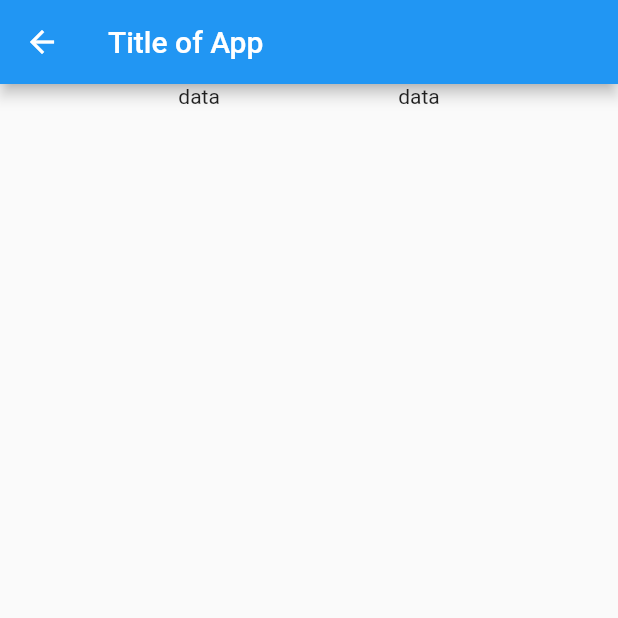
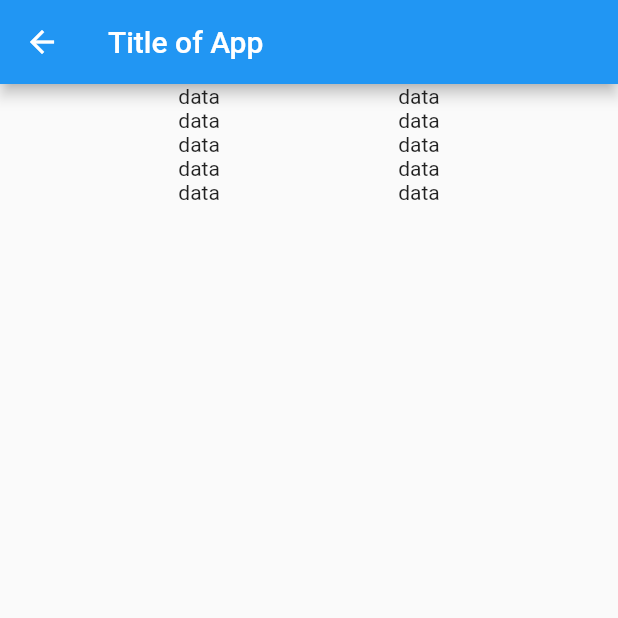
Before and after one commit to AidenDudley/OusseynouHelp, a Flutter app: the TestForm screen opened directly, on a phone screen of 412 x 824 dp, the top half of it. Run offline on Flutter 3.47's test engine with Material 2 defaults, Android fonts, the phone set to English and light mode, and no system bars.

Commit message:
third commit

```diff
--- a/lib/form.dart
+++ b/lib/form.dart
@@ -12,12 +12,24 @@ class TestForm extends StatelessWidget {
           children: [
             SizedBox(
               child: Column(
-                children: <Widget>[Text('data')],
+                children: <Widget>[
+                  Text('data'),
+                  Text('data'),
+                  Text('data'),
+                  Text('data'),
+                  Text('data'),
+                ],
               ),
             ),
             SizedBox(
               child: Column(
-                children: <Widget>[Text('data')],
+                children: <Widget>[
+                  Text('data'),
+                  Text('data'),
+                  Text('data'),
+                  Text('data'),
+                  Text('data'),
+                ],
               ),
             ),
           ],
```
